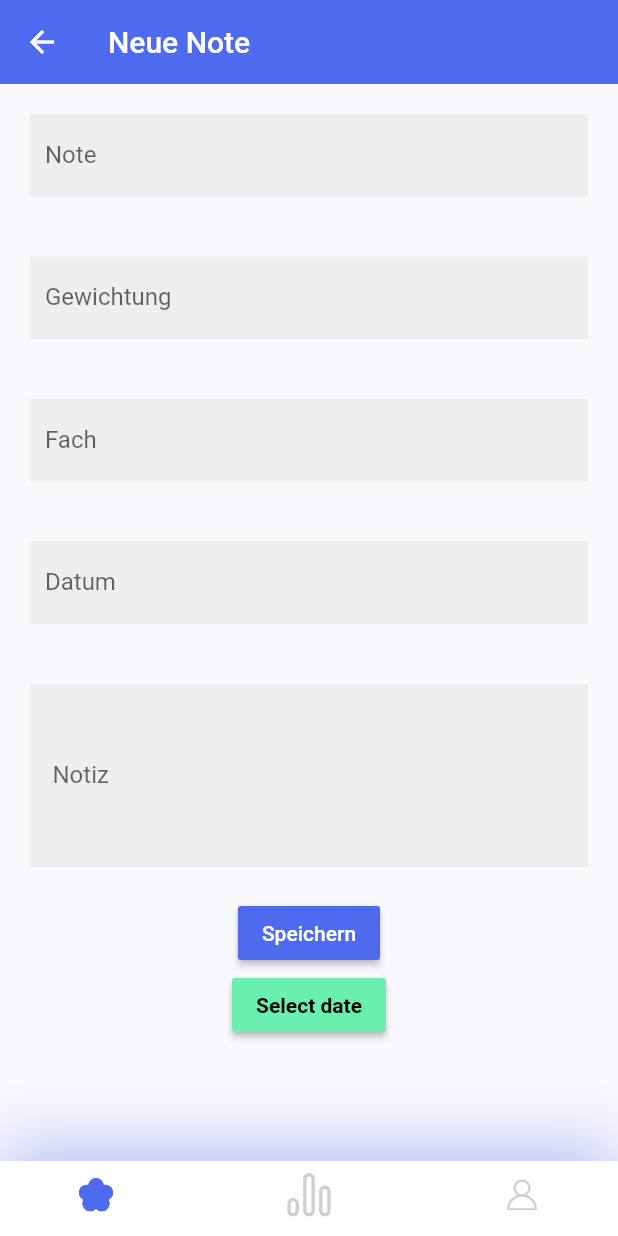
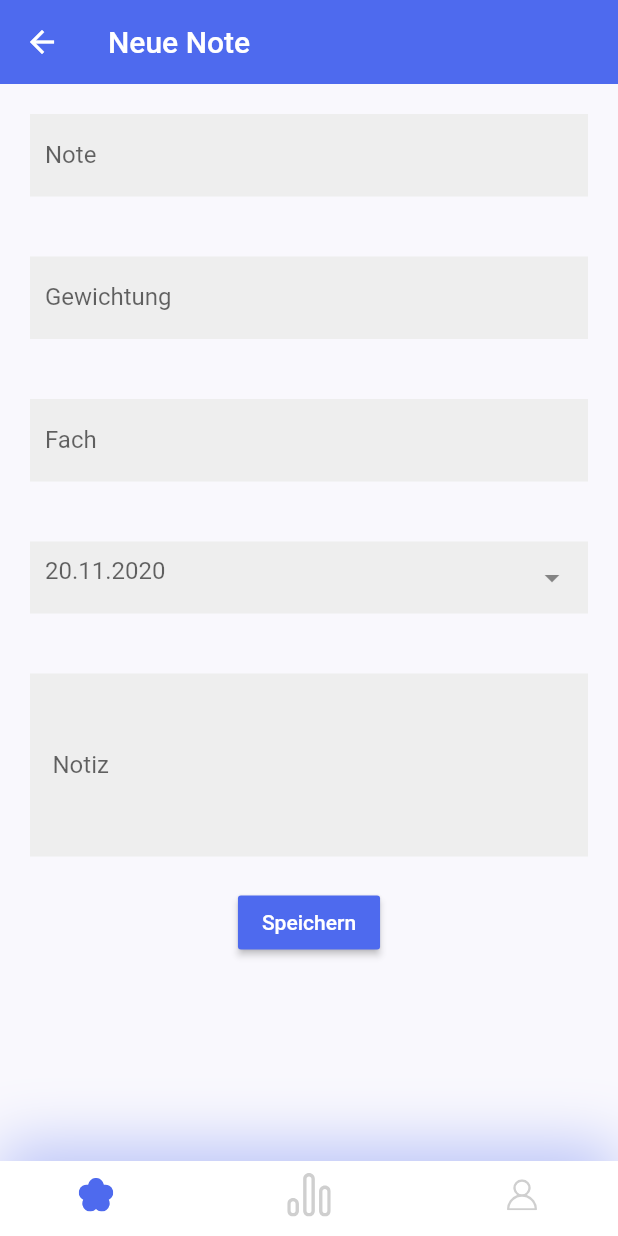
Before and after one commit to sky150/Notenverwaltung, a Flutter app: the AddNote screen opened directly, on a phone screen of 412 x 824 dp. Run offline on Flutter 3.47's test engine with Material 2 defaults, Android fonts, the phone set to English and light mode, and no system bars; our stand-ins replace flutter_svg.

Commit message:
Datapicker integrieren #7

```diff
--- a/App/notenverwaltung/lib/UI/Note/components/add_note.dart
+++ b/App/notenverwaltung/lib/UI/Note/components/add_note.dart
@@ -2,6 +2,7 @@ import 'package:flutter/material.dart';
 import 'package:notenverwaltung/UI/Note/components/model/Note.dart';
 import 'package:notenverwaltung/components/my_bottom_nav_bar.dart';
 import 'package:notenverwaltung/models/global.dart';
+import 'package:intl/intl.dart';
 
 class AddNote extends StatelessWidget {
   @override
@@ -29,18 +30,30 @@ class TestForm extends StatefulWidget {
 class _TestFormState extends State<TestForm> {
   final _formKey = GlobalKey<FormState>();
   NoteModel model = NoteModel();
+  final DateFormat formatter = DateFormat('dd.MM.yyyy');
   DateTime selectedDate = DateTime.now();
 
   _selectDate(BuildContext context) async {
     final DateTime picked = await showDatePicker(
         context: context,
         initialDate: selectedDate, // Refer step 1
-      firstDate: DateTime(2000),
-      lastDate: DateTime(2025),
+        firstDate: DateTime(1970),
+        lastDate: DateTime(2030),
+        helpText: 'Wähle ein Datum aus',
+        builder: (BuildContext context, Widget child) {
+          return Theme(
+            data: ThemeData(
+              primarySwatch: Colors.blue,
+              primaryColor: kPrimaryColor,
+              accentColor: kPrimaryColor,
+            ),
+            child: child,
           );
+        });
     if (picked != null && picked != selectedDate)
       setState(() {
         selectedDate = picked;
+        print(selectedDate.toString());
       });
   }
 
@@ -60,7 +73,7 @@ class _TestFormState extends State<TestForm> {
                 Container(
                   alignment: Alignment.topCenter,
                   width: halfMediaWidth * 2,
-                  child: MyTextFormField(
+                  child: MyTextNumberField(
                     labelText: 'Note',
                     validator: (String value) {
                       double note = double.parse(value);
@@ -77,7 +90,7 @@ class _TestFormState extends State<TestForm> {
                 Container(
                   alignment: Alignment.topCenter,
                   width: halfMediaWidth * 2,
-                  child: MyTextFormField(
+                  child: MyTextNumberField(
                     labelText: 'Gewichtung',
                     validator: (String value) {
                       int weight = int.parse(value);
@@ -110,8 +123,22 @@ class _TestFormState extends State<TestForm> {
                 Container(
                   alignment: Alignment.topCenter,
                   width: halfMediaWidth * 2,
-                  child: MyTextFormField(
-                    labelText: 'Datum',
+                  child: Padding(
+                    padding: const EdgeInsets.all(kDefaultPadding),
+                    child: TextFormField(
+                      onTap: () {
+                        setState(() {
+                          _selectDate(context);
+                        });
+                      },
+                      decoration: InputDecoration(
+                        suffixIcon: Icon(Icons.arrow_drop_down),
+                        hintText: formatter.format(selectedDate),
+                        contentPadding: EdgeInsets.all(10.0),
+                        border: InputBorder.none,
+                        filled: true,
+                        fillColor: Colors.grey[200],
+                      ),
                       validator: (String value) {
                         if (value.isEmpty) {
                           return 'Gib den Datum ein';
@@ -121,6 +148,7 @@ class _TestFormState extends State<TestForm> {
                       onSaved: (String value) {
                         model.fach = value;
                       },
+                    ),
                   ),
                 ),
                 Container(
@@ -153,18 +181,6 @@ class _TestFormState extends State<TestForm> {
                         color: Colors.white,
                       ),
                     ),
-                  ),
-                ),
-                Container(
-                  alignment: Alignment.bottomCenter,
-                  child: RaisedButton(
-                    onPressed: () => _selectDate(context), // Refer step 3
-                    child: Text(
-                      'Select date',
-                      style: TextStyle(
-                          color: Colors.black, fontWeight: FontWeight.bold),
-                    ),
-                    color: Colors.greenAccent,
                   ),
                 ),
               ],
@@ -206,6 +222,37 @@ class MyTextFormField extends StatelessWidget {
   }
 }
 
+class MyTextNumberField extends StatelessWidget {
+  final Function validator;
+  final Function onSaved;
+  final String labelText;
+
+  MyTextNumberField({
+    this.labelText,
+    this.validator,
+    this.onSaved,
+  });
+
+  @override
+  Widget build(BuildContext context) {
+    return Padding(
+      padding: EdgeInsets.all(kDefaultPadding),
+      child: TextFormField(
+        keyboardType: TextInputType.number,
+        decoration: InputDecoration(
+          labelText: labelText,
+          contentPadding: EdgeInsets.all(10.0),
+          border: InputBorder.none,
+          filled: true,
+          fillColor: Colors.grey[200],
+        ),
+        validator: validator,
+        onSaved: onSaved,
+      ),
+    );
+  }
+}
+
 class MyTextArea extends StatelessWidget {
   final Function onSaved;
   final String labelText;
--- a/App/notenverwaltung/lib/UI/Note/components/model/Note.dart
+++ b/App/notenverwaltung/lib/UI/Note/components/model/Note.dart
@@ -2,7 +2,7 @@ class NoteModel {
   double note;
   int weight;
   String fach;
-  DateTime date;
+  String date;
   String notes;
 
   NoteModel({this.note, this.weight, this.fach, this.date, this.notes});
--- a/App/notenverwaltung/pubspec.yaml
+++ b/App/notenverwaltung/pubspec.yaml
@@ -25,7 +25,7 @@ dependencies:
   flutter:
     sdk: flutter
 
-  intl: "^0.15.6"
+  intl: "^0.16.1"
 
   # The following adds the Cupertino Icons font to your application.
   # Use with the CupertinoIcons class for iOS style icons.
```
Also changed, not shown: App/notenverwaltung/pubspec.lock. Lines whose indentation alone changed are shown as unchanged.
